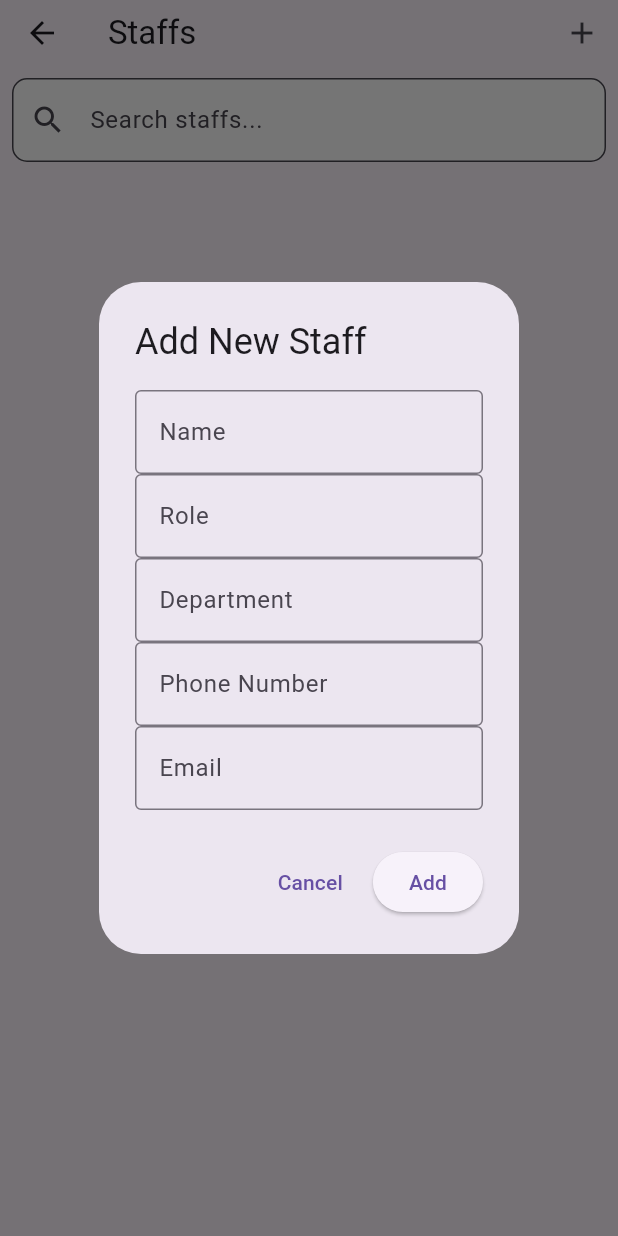
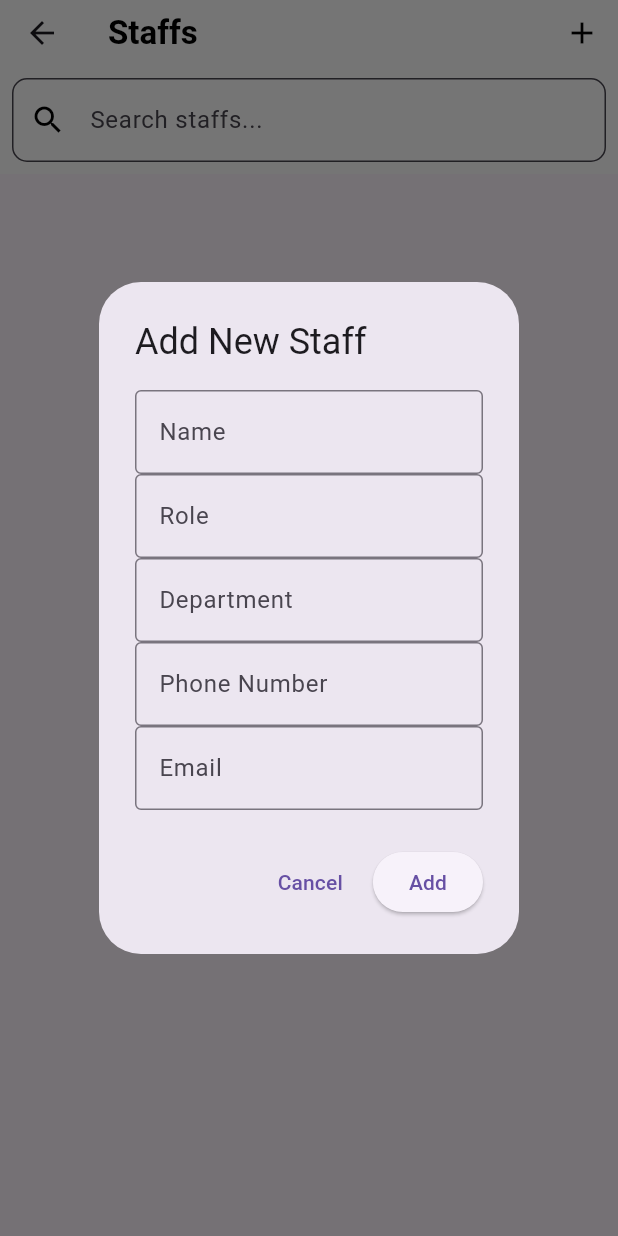
Before and after one commit to manisankarsms/sms_flutter, a Flutter app: the StaffsScreen screen opened directly, after a tap on the "add" icon, on a phone screen of 412 x 824 dp. Run offline on Flutter 3.47's test engine with Material 3 defaults, Android fonts, the phone set to English and light mode, and no system bars; our stand-ins replace bloc, equatable, fl_chart, flutter_bloc, table_calendar; accounts and stored records are empty; network calls fail.

Commit message:
app bar changes

```diff
--- a/lib/screens/classes_screen.dart
+++ b/lib/screens/classes_screen.dart
@@ -33,7 +33,10 @@ class _ClassesScreenState extends State<ClassesScreen> {
       onGenerateRoute: (settings) => MaterialPageRoute(
         builder: (context) => Scaffold(
           appBar: AppBar(
-            title: const Text('Classes'),
+            title: const Text('Classes', style: TextStyle(fontWeight: FontWeight.bold)),
+            backgroundColor: Colors.white,
+            elevation: 0,
+            centerTitle: false, // Ensures the title is left-aligned
             actions: [
               Padding(
                 padding: const EdgeInsets.symmetric(horizontal: 10),
--- a/lib/screens/staffs_screen.dart
+++ b/lib/screens/staffs_screen.dart
@@ -23,10 +23,16 @@ class _StaffsScreenState extends State<StaffsScreen> {
   Widget build(BuildContext context) {
     return Scaffold(
       appBar: AppBar(
-        title: const Text('Staffs'),
+        title: const Text(
+          'Staffs',
+          style: TextStyle(fontWeight: FontWeight.bold, color: Colors.black),
+        ),
+        centerTitle: false, // Ensures the title is left-aligned
+        backgroundColor: Colors.white,
+        elevation: 0,
         actions: [
           IconButton(
-            icon: const Icon(Icons.add),
+            icon: const Icon(Icons.add, color: Colors.black),
             onPressed: () => _showAddStaffDialog(context),
             tooltip: 'Add New Staff',
           ),
@@ -39,7 +45,7 @@ class _StaffsScreenState extends State<StaffsScreen> {
               controller: _searchController,
               decoration: InputDecoration(
                 hintText: 'Search staffs...',
-                prefixIcon: const Icon(Icons.search),
+                prefixIcon: const Icon(Icons.search, color: Colors.black),
                 border: OutlineInputBorder(
                   borderRadius: BorderRadius.circular(10),
                 ),
```
Also changed, not shown: lib/screens/dashboard_screen.dart (+6 -3 lines), lib/screens/new_student_screen.dart (+16 -1 lines).
